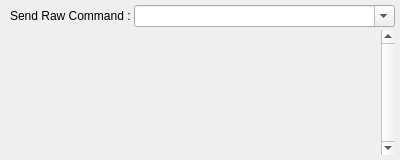
testmana2/mks, file v2/branches/dev/plugins/base/MessageBox/src/ui/UIOutput.ui: the form before one commit.
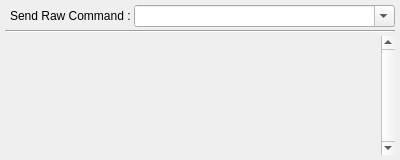
The form after the commit. Icons and pictures are not drawn. Custom widgets are drawn as their Qt base class.

Commit message: Remove the  "locked view" option in the class browser. remove the frame in pChild class. Rework Output UI of MessageBox plugin.

```diff
--- a/v2/branches/dev/plugins/base/MessageBox/src/ui/UIOutput.ui
+++ b/v2/branches/dev/plugins/base/MessageBox/src/ui/UIOutput.ui
@@ -51,7 +51,7 @@
       </property>
      </widget>
     </item>
-    <item row="1" column="0" colspan="2">
+    <item row="2" column="0" colspan="2">
      <widget class="QPlainTextEdit" name="tbOutput">
       <property name="palette">
        <palette>
@@ -110,6 +110,13 @@
       </property>
      </widget>
     </item>
+    <item row="1" column="0" colspan="2">
+     <widget class="Line" name="line">
+      <property name="orientation">
+       <enum>Qt::Horizontal</enum>
+      </property>
+     </widget>
+    </item>
    </layout>
   </widget>
  </widget>
```
The commit also changes 3 other files.
